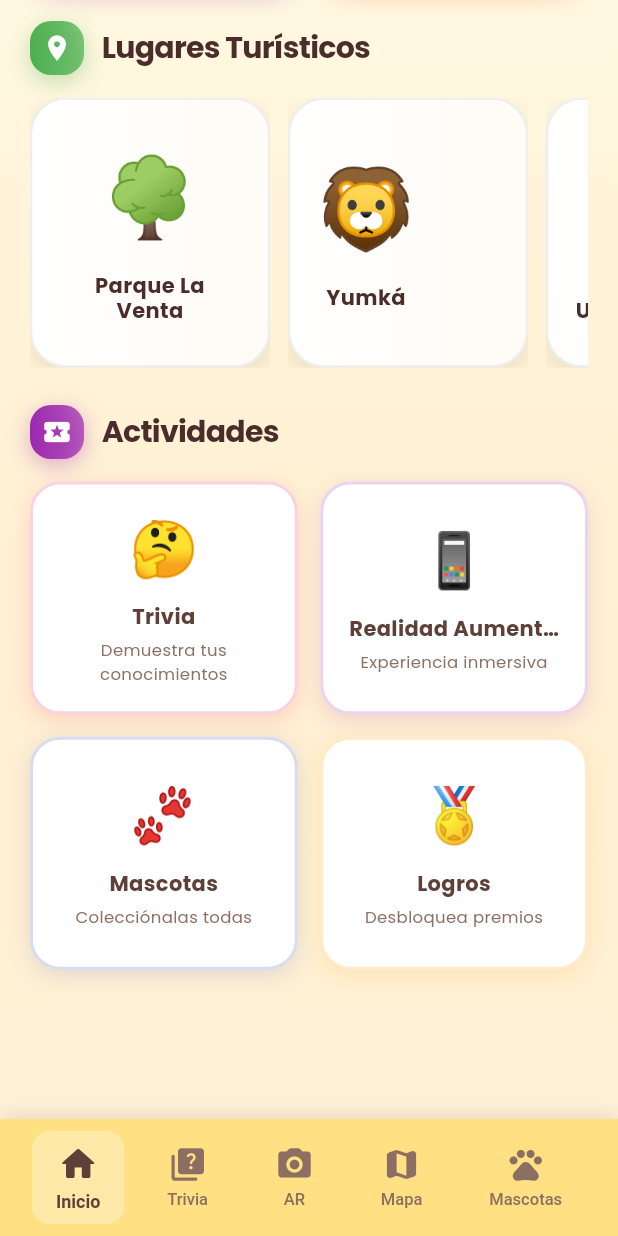
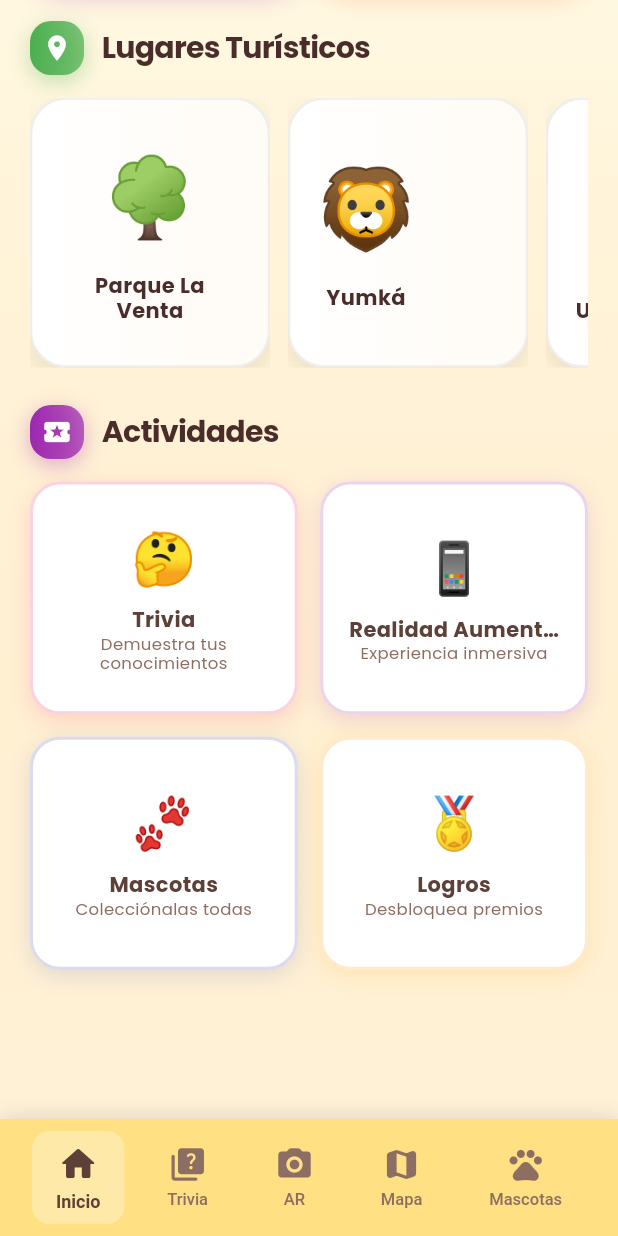
Before and after one commit to Manuel-Prg/explora_villahermosa, a Flutter app: the MainNavigationScreen screen opened directly, scrolled down 453 dp, on a phone screen of 412 x 824 dp. Run offline on Flutter 3.47's test engine with Material 3 defaults, Android fonts, the light colour scheme and no system bars; our stand-ins replace flutter_map, google_fonts, latlong2, shared_preferences; missing offline and left inert: model_viewer_plus; accounts and stored records are empty.

Commit message:
Fix: se arreglo el problema del menú de navegación

```diff
--- a/lib/screens/main_navegation.dart
+++ b/lib/screens/main_navegation.dart
@@ -57,6 +57,9 @@ class _MainNavigationScreenState extends State<MainNavigationScreen>
 
   @override
   Widget build(BuildContext context) {
+    debugPrint('🎨 Renderizando MainNavigationScreen');
+    debugPrint('📍 CurrentIndex: $_currentIndex');
+
     return Scaffold(
       body: PageView(
         controller: _pageController,
@@ -76,6 +79,7 @@ class _MainNavigationScreenState extends State<MainNavigationScreen>
           ],
         ),
         child: SafeArea(
+          top: false, // ← IMPORTANTE: No aplicar padding arriba
           child: Padding(
             padding: const EdgeInsets.symmetric(horizontal: 15, vertical: 8),
             child: Row(
--- a/lib/screens/onboarding_screen.dart
+++ b/lib/screens/onboarding_screen.dart
@@ -1,7 +1,7 @@
-import 'package:explora_villahermosa/screens/home_screen.dart';
 import 'package:flutter/material.dart';
 import '../services/storage_service.dart';
 import '../utils/page_transtition.dart';
+import 'main_navegation.dart';
 
 class OnboardingScreen extends StatefulWidget {
   const OnboardingScreen({super.key});
@@ -59,9 +59,10 @@ class _OnboardingScreenState extends State<OnboardingScreen> {
   Future<void> _finishOnboarding() async {
     await StorageService.setNotFirstLaunch();
     if (mounted) {
+      debugPrint('✅ Onboarding completado, navegando a MainNavigation');
       Navigator.pushReplacement(
         context,
-        FadePageRoute(page: const HomeScreen()),
+        FadePageRoute(page: const MainNavigationScreen()),
       );
     }
   }
--- a/lib/widgets/home/activity_card.dart
+++ b/lib/widgets/home/activity_card.dart
@@ -18,7 +18,9 @@ class ActivityCard extends StatelessWidget {
     final cardPadding = ResponsiveUtils.getCardPadding(deviceType);
     final emojiSize = deviceType == DeviceType.desktop
         ? 44.0
-        : (deviceType == DeviceType.tablet ? 40.0 : 36.0);
+        : (deviceType == DeviceType.tablet
+            ? 40.0
+            : 34.0); // Reducido de 36 a 34
     final nameSize = ResponsiveUtils.getFontSize(deviceType, FontSize.body);
     final descSize = ResponsiveUtils.getFontSize(deviceType, FontSize.caption);
 
@@ -39,36 +41,62 @@ class ActivityCard extends StatelessWidget {
         padding: EdgeInsets.all(cardPadding),
         child: Column(
           mainAxisAlignment: MainAxisAlignment.center,
+          mainAxisSize:
+              MainAxisSize.min, // ✅ Importante: no forzar tamaño máximo
           children: [
-            Text(activity.emoji, style: TextStyle(fontSize: emojiSize)),
+            // Emoji
+            Text(
+              activity.emoji,
+              style: TextStyle(fontSize: emojiSize),
+            ),
+
+            // Espaciado flexible
             SizedBox(
               height: deviceType == DeviceType.desktop
                   ? 12
-                    : (deviceType == DeviceType.tablet ? 10 : 10)),
-            Text(
+                  : (deviceType == DeviceType.tablet
+                      ? 10
+                      : 8), // Reducido de 10 a 8
+            ),
+
+            // Nombre - Con Flexible para evitar overflow
+            Flexible(
+              child: Text(
                 activity.name,
                 textAlign: TextAlign.center,
                 style: TextStyle(
                   fontSize: nameSize,
                   fontWeight: FontWeight.bold,
                   color: const Color(0xFF5D4037),
+                  height: 1.1, // ✅ Reducir altura de línea
                 ),
                 maxLines: 1,
                 overflow: TextOverflow.ellipsis,
               ),
+            ),
+
+            // Espaciado flexible
             SizedBox(
               height: deviceType == DeviceType.desktop
                   ? 5
-                    : (deviceType == DeviceType.tablet ? 4 : 4)),
-            Text(
+                  : (deviceType == DeviceType.tablet
+                      ? 4
+                      : 3), // Reducido de 4 a 3
+            ),
+
+            // Descripción - Con Flexible para evitar overflow
+            Flexible(
+              child: Text(
                 activity.description,
                 textAlign: TextAlign.center,
                 style: TextStyle(
                   fontSize: descSize,
                   color: const Color(0xFF8D6E63),
+                  height: 1.2, // ✅ Reducir altura de línea
                 ),
                 maxLines: 2,
                 overflow: TextOverflow.ellipsis,
+              ),
             ),
           ],
         ),
```
Also changed, not shown: lib/providers/app_provider.dart (+58 -11 lines), lib/screens/splash_screen.dart (+17 -6 lines), pubspec.lock. Lines whose indentation alone changed are shown as unchanged.
